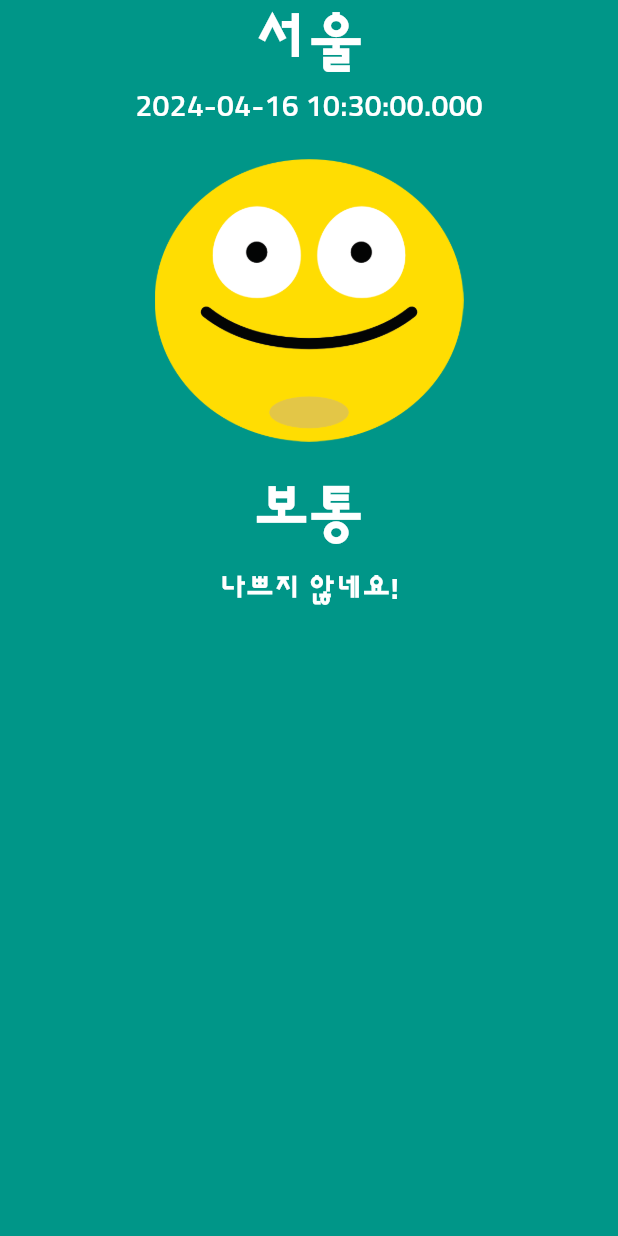
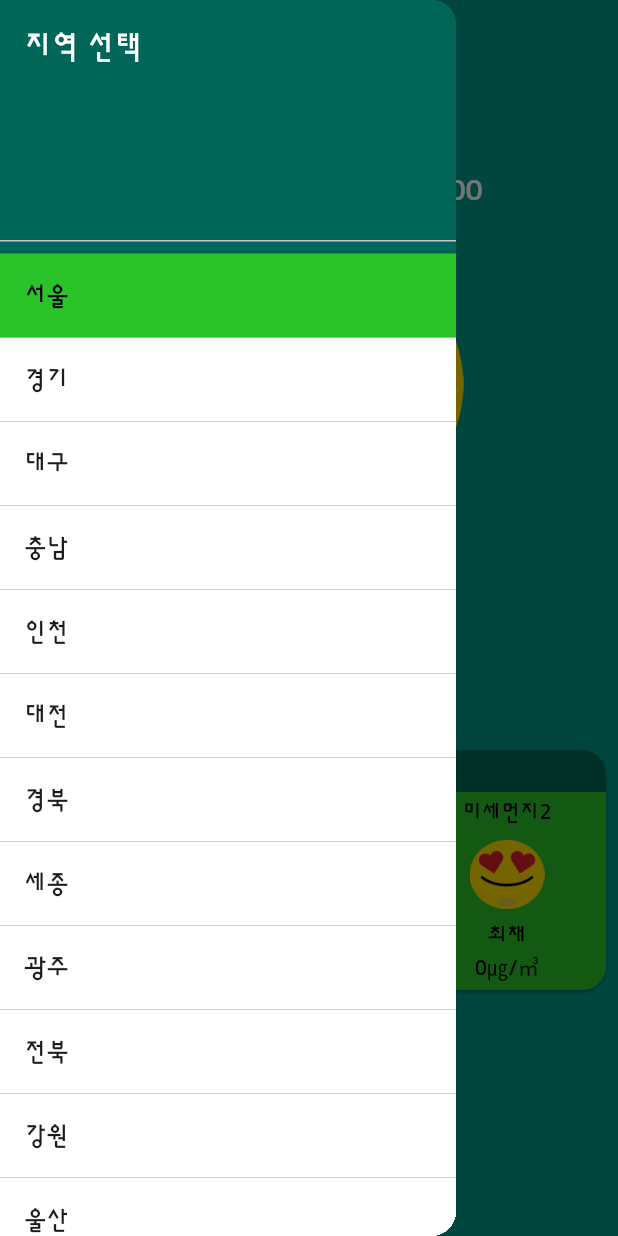
Before and after one commit to Yeonny0723/dusty_dust, a Flutter app: the screen it shows after launch, with the side drawer open (before the commit the screen has no drawer), on a phone screen of 412 x 824 dp. Run offline on Flutter 3.47's test engine with Material 3 defaults, Android fonts, the phone set to English and light mode, and no system bars; our stand-ins replace hive; accounts and stored records are empty.

Commit message:
feat: categorycard 정리

```diff
--- /dev/null
+++ b/lib/component/category_cart.dart
@@ -0,0 +1,57 @@
+import 'package:dusty_dust/component/main_stat.dart';
+import 'package:dusty_dust/const/colors.dart';
+import 'package:flutter/material.dart';
+
+class CategoryCard extends StatelessWidget {
+  const CategoryCard({super.key});
+
+  @override
+  Widget build(BuildContext context) {
+    return SizedBox(
+      height: 160,
+      child: Card(
+          margin: EdgeInsets.symmetric(horizontal: 8.0),
+          shape: RoundedRectangleBorder(
+              borderRadius: BorderRadius.all(Radius.circular(16.0))),
+          color: lightColor,
+          child: LayoutBuilder(
+            builder: (context, constraint) {
+              return Column(
+                crossAxisAlignment: CrossAxisAlignment.stretch,
+                children: [
+                  Container(
+                      decoration: BoxDecoration(
+                          color: darkColor,
+                          borderRadius: BorderRadius.only(
+                            topLeft: Radius.circular(16.0),
+                            topRight: Radius.circular(16.0),
+                          )),
+                      child: Padding(
+                          padding: const EdgeInsets.all(4.0),
+                          child: Text(
+                            '종류별 통계',
+                            style: TextStyle(
+                                color: Colors.white, fontWeight: FontWeight.w700),
+                            textAlign: TextAlign.center,
+                          ))),
+                  Expanded(
+                    child: ListView(
+                        scrollDirection: Axis.horizontal,
+                        physics: PageScrollPhysics(), // 옆으로 스크롤 시 그 다음 페이지로 넘어가는 것처럼 보이게 함
+                        children: List.generate(
+                          20,
+                          (index) => MainStat(
+                            width: constraint.maxWidth / 3, // 한 슬라이드에 3개의 상태값이 들어가도록 제한하기 위해 현재 context width 의 1/3 너비 설정
+                              category: '미세먼지$index',
+                              imgPath: 'asset/img/best.png',
+                              level: '최채',
+                              stat: '0㎍/㎥'),
+                        )),
+                  )
+                ],
+              );
+            }
+          )),
+    );
+  }
+}
--- a/lib/component/main_app_bar.dart
+++ b/lib/component/main_app_bar.dart
@@ -16,6 +16,8 @@ class MainAppBar extends StatelessWidget {
       // 스크롤 시 사라지게 할 수 있는 공간
       flexibleSpace: FlexibleSpaceBar(
           background: SafeArea(
+            child: Container(
+              margin: EdgeInsets.only(top:kToolbarHeight), // 자동 앱바 간격
               child: Column(
                 children: [
                   Text('서울', style: ts.copyWith( // 구조분해할당
@@ -45,6 +47,7 @@ class MainAppBar extends StatelessWidget {
                   ) )
                 ],
               ),
+            ),
           )
       ),
     );
--- /dev/null
+++ b/lib/component/main_drawer.dart
@@ -0,0 +1,53 @@
+import 'package:dusty_dust/const/colors.dart';
+import 'package:flutter/material.dart';
+
+const regions = [
+  '서울',
+  '경기',
+  '대구',
+  '충남',
+  '인천',
+  '대전',
+  '경북',
+  '세종',
+  '광주',
+  '전북',
+  '강원',
+  '울산',
+  '전남',
+  '부산',
+  '제주',
+  '충북',
+  '경남',
+];
+
+class MainDrawer extends StatelessWidget {
+  const MainDrawer({super.key});
+
+  @override
+  Widget build(BuildContext context) {
+    return Drawer(
+      backgroundColor: darkColor,
+      child: ListView(
+        children: [
+          DrawerHeader(
+              child: Text(
+            "지역 선택",
+            style: TextStyle(
+              color: Colors.white,
+              fontSize: 20.0,
+            ),
+          )),
+          ...regions.map((e)=> ListTile(
+            tileColor: Colors.white,
+            selectedTileColor: lightColor,
+            selectedColor: Colors.black,
+            selected: e == '서울',
+            onTap: () {},
+            title: Text(e)),
+          ).toList(),
+        ],
+      ),
+    );
+  }
+}
--- /dev/null
+++ b/lib/component/main_stat.dart
@@ -0,0 +1,53 @@
+import "package:flutter/material.dart";
+
+// 상태 박스
+class MainStat extends StatelessWidget {
+  // 미세먼지 / 초미세먼지
+  final String category;
+  // 아이콘
+  final String imgPath;
+  // 오염 정도
+  final String level;
+  // 오염 수치
+  final String stat;
+  // 너비
+  final double width;
+
+  const MainStat(
+      {required this.category,
+      required this.width,
+      required this.imgPath,
+      required this.level,
+      required this.stat});
+
+  @override
+  Widget build(BuildContext context) {
+    final ts = TextStyle(color: Colors.black);
+    return SizedBox(
+      width: width,
+      child: Column(
+        mainAxisAlignment: MainAxisAlignment.center,
+        children: [
+          Text(
+            category,
+            style: ts,
+          ),
+          const SizedBox(height: 8.0),
+          Image.asset(
+            imgPath,
+            width: 50.0,
+          ),
+          const SizedBox(height: 8.0),
+          Text(
+            level,
+            style: ts,
+          ),
+          Text(
+            stat,
+            style: ts,
+          ),
+        ],
+      ),
+    );
+  }
+}
--- a/lib/const/colors.dart
+++ b/lib/const/colors.dart
@@ -1,3 +1,7 @@
 import 'package:flutter/material.dart';
 
 const primaryColor = Color(0xFF009688);
+
+const darkColor = Color(0xFF006758);
+
+const lightColor = Color(0xFF52CC728);
--- a/lib/screen/home_screen.dart
+++ b/lib/screen/home_screen.dart
@@ -1,19 +1,31 @@
+import 'package:dusty_dust/component/category_cart.dart';
 import 'package:dusty_dust/component/main_app_bar.dart';
+import 'package:dusty_dust/component/main_drawer.dart';
+import 'package:dusty_dust/component/main_stat.dart';
 import 'package:dusty_dust/const/colors.dart';
 import 'package:flutter/material.dart';
+import 'package:hive/hive.dart';
 
 class HomeScreen extends StatelessWidget {
   const HomeScreen({super.key});
   @override
   Widget build(BuildContext context) {
-
     return Scaffold(
-      backgroundColor: primaryColor,
-      body: CustomScrollView(
-        slivers: [
-          MainAppBar()
-        ],
-      )
-    );
+        backgroundColor: primaryColor,
+        drawer: MainDrawer(),
+        body: CustomScrollView(
+          slivers: [
+            // 플러터에서 스크롤되는 모든 것
+            MainAppBar(),
+            SliverToBoxAdapter(
+              child: Column(
+                crossAxisAlignment: CrossAxisAlignment.stretch,
+                children: [
+                  CategoryCard(),
+                ],
+              ),
+            )
+          ],
+        ));
   }
 }
```
Lines whose indentation alone changed are shown as unchanged.
